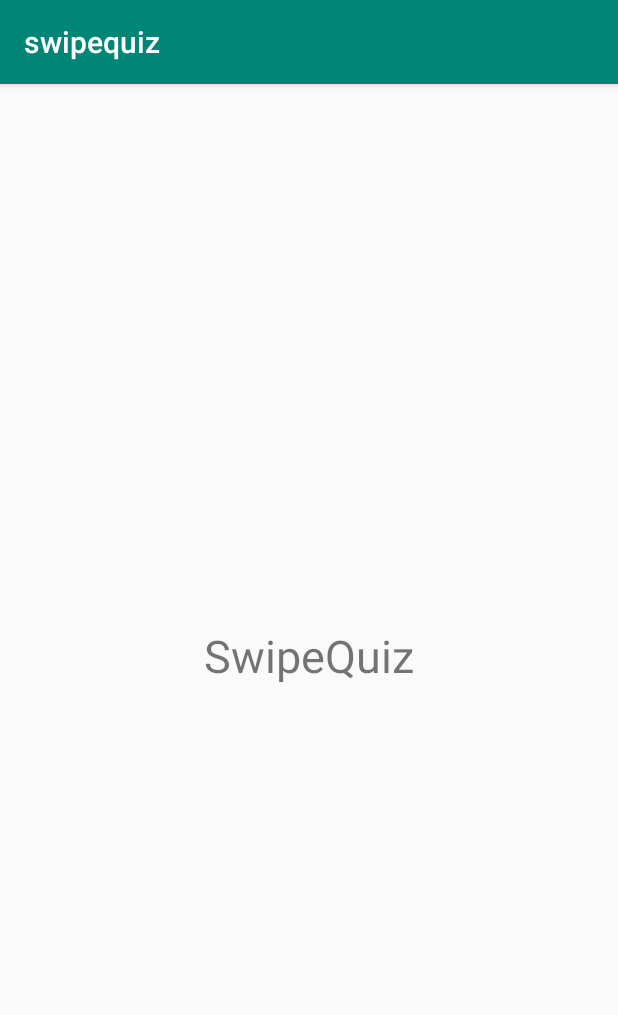
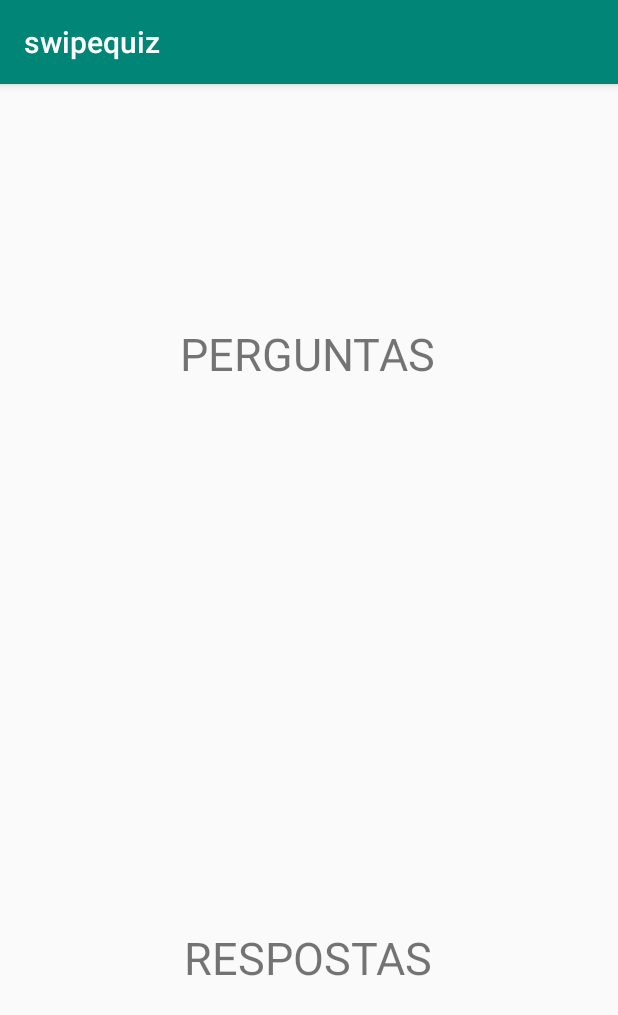
Before and after one commit to RFBerthes/swipequiz, an Android app: the screen it shows after launch (MainActivity), on a phone screen of 412 x 824 dp. Shown: the top 1015 px of the screen. Run offline under Robolectric (Android 15) with nearby library versions, the phone set to English and light mode, and no system bars.

Commit message:
Implementação do Layout + Arrays perguntas e respostas + controle via Swipe

```diff
--- a/app/src/main/java/com/berthes/swipequiz/MainActivity.java
+++ b/app/src/main/java/com/berthes/swipequiz/MainActivity.java
@@ -9,40 +9,69 @@ import androidx.constraintlayout.widget.ConstraintLayout;
 public class MainActivity extends AppCompatActivity {
 
     private ConstraintLayout tela ;
-    private TextView tvSwipe;
+    private TextView tvSwipePerguntas;
+    private TextView tvSwipeRespostas;
+    String[] perguntas, alternativas;
+    int i, y;
+
 
     @Override
     protected void onCreate(Bundle savedInstanceState) {
         super.onCreate(savedInstanceState);
         setContentView(R.layout.activity_main);
 
-        tvSwipe = findViewById(R.id.tvSwipe);
+        tvSwipePerguntas = findViewById(R.id.tvSwipePerguntas);
+        tvSwipeRespostas = findViewById(R.id.tvSwipeRespostas);
         tela = findViewById(R.id.tela);
+        i = 0;
+        y = -1;
+
 
         tela.setOnTouchListener(new OnSwipeTouchListener(this){
 
             @Override
             public void onSwipeBottom() {
                 super.onSwipeBottom();
-                tvSwipe.setText("Para baixo");
+                alternativas = getResources().getStringArray(R.array.alternativas);
+                i++;
+                if(i==2){
+                    i=0;
+                }
+                tvSwipeRespostas.setText(alternativas[i]);
+
             }
 
             @Override
             public void onSwipeTop() {
                 super.onSwipeTop();
-                tvSwipe.setText("Para cima");
+                alternativas = getResources().getStringArray(R.array.alternativas);
+                i--;
+                if(i==-1){
+                    i=1;
+                }
+                tvSwipeRespostas.setText(alternativas[i]);
             }
 
             @Override
             public void onSwipeLeft() {
                 super.onSwipeLeft();
-                tvSwipe.setText("Para esquerda");
+                perguntas = getResources().getStringArray(R.array.perguntas);
+                y++;
+                if(y==5){
+                    y=0;
+                }
+                tvSwipePerguntas.setText(perguntas[y]);
             }
 
             @Override
             public void onSwipeRight() {
                 super.onSwipeRight();
-                tvSwipe.setText("Para direita");
+                perguntas = getResources().getStringArray(R.array.perguntas);
+                y--;
+                if(y==-1){
+                    y=4;
+                }
+                tvSwipePerguntas.setText(perguntas[y]);
             }
         });
 
--- a/app/src/main/res/layout/activity_main.xml
+++ b/app/src/main/res/layout/activity_main.xml
@@ -4,19 +4,40 @@
     xmlns:tools="http://schemas.android.com/tools"
     android:layout_width="match_parent"
     android:layout_height="match_parent"
+    android:orientation="vertical"
     android:id="@+id/tela"
     tools:context=".MainActivity">
 
+
     <TextView
-        android:id="@+id/tvSwipe"
-        android:layout_width="314dp"
-        android:layout_height="47dp"
-        android:text="@string/appname"
+        android:id="@+id/tvSwipePerguntas"
+        android:layout_width="410dp"
+        android:layout_height="360dp"
+        android:gravity="center"
+        android:text="PERGUNTAS"
+        android:textAlignment="center"
         android:textSize="30dp"
-        android:textAlignment="center"
-        app:layout_constraintBottom_toBottomOf="parent"
+        app:layout_constraintBottom_toTopOf="@+id/tvSwipeRespostas"
+        app:layout_constraintHorizontal_bias="0.0"
         app:layout_constraintLeft_toLeftOf="parent"
         app:layout_constraintRight_toRightOf="parent"
-        app:layout_constraintTop_toTopOf="parent" />
+        app:layout_constraintTop_toTopOf="parent"
+        app:layout_constraintVertical_bias="0.0" />
+
+    <TextView
+        android:id="@+id/tvSwipeRespostas"
+        android:layout_width="411dp"
+        android:layout_height="371dp"
+        android:gravity="center"
+        android:text="RESPOSTAS"
+        android:textAlignment="center"
+        android:textSize="30dp"
+        app:layout_constraintBottom_toBottomOf="parent"
+        app:layout_constraintHorizontal_bias="0.0"
+        app:layout_constraintLeft_toLeftOf="parent"
+        app:layout_constraintRight_toRightOf="parent"
+        app:layout_constraintTop_toTopOf="parent"
+        app:layout_constraintVertical_bias="1.0" />
+
 
 </androidx.constraintlayout.widget.ConstraintLayout>
--- a/app/src/main/res/values/strings.xml
+++ b/app/src/main/res/values/strings.xml
@@ -1,4 +1,28 @@
 <resources>
     <string name="app_name">swipequiz</string>
     <string name="appname">SwipeQuiz</string>
+    <string-array
+        name="perguntas">
+        <item>Pergunta 1</item>
+        <item>Pergunta 2</item>
+        <item>Pergunta 3</item>
+        <item>Pergunta 4</item>
+        <item>Pergunta 5</item>
+    </string-array>
+    <string-array
+        name="respostas">
+        <item>SIM</item>
+        <item>NÃO</item>
+        <item>SIM</item>
+        <item>NÃO</item>
+        <item>NÃO</item>
+    </string-array>
+    <string-array
+        name="alternativas">
+        <item>SIM</item>
+        <item>NÃO</item>
+
+    </string-array>
+
+
 </resources>
```
